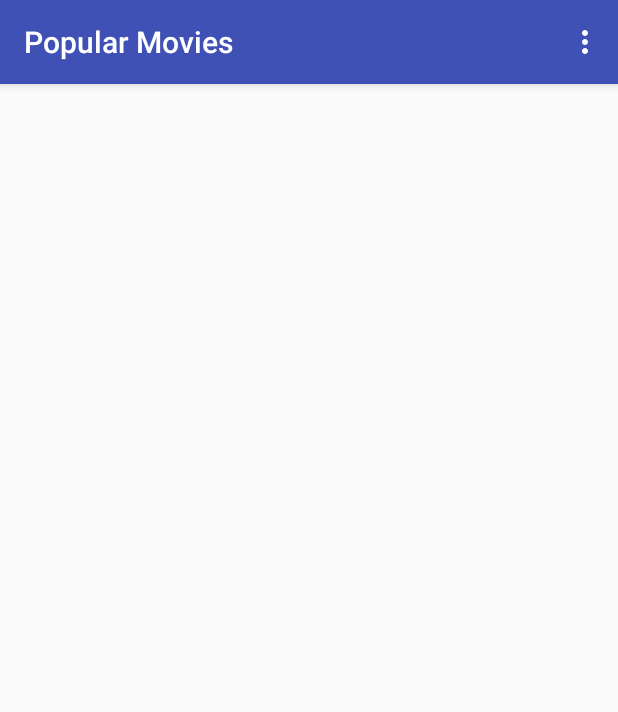
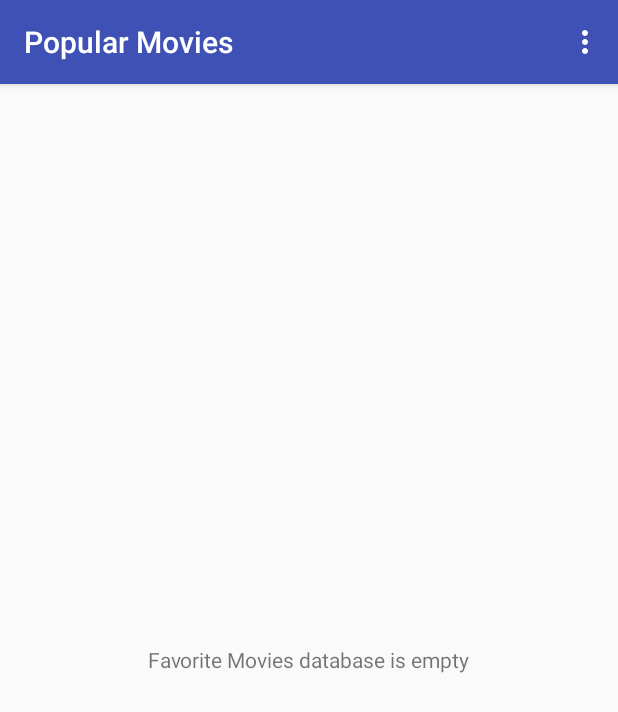
Before and after one commit to IrmantasCivilis/PopularMovies, an Android app: the screen it shows after launch (MainActivity), in the options menu, after a tap on "Favorite movies", on a phone screen of 412 x 824 dp. Shown: the top 712 px of the screen. Run offline under Robolectric (Android 15) with nearby library versions, the phone set to English and light mode, and no system bars; our stand-ins replace Picasso; pictures from the network do not load.

```diff
--- a/app/src/main/java/com/example/android/popularmovies/DetailActivity.java
+++ b/app/src/main/java/com/example/android/popularmovies/DetailActivity.java
@@ -14,6 +14,7 @@ import android.view.View;
 import android.widget.CompoundButton;
 import android.widget.ImageView;
 import android.widget.TextView;
+import android.widget.Toast;
 import android.widget.ToggleButton;
 import com.example.android.popularmovies.data.FavoriteContract;
 import com.squareup.picasso.Picasso;
@@ -34,7 +35,7 @@ import java.util.List;
     private static final String IMAGE_SIZE = "w185/";
     private static final String BASE_IMAGE_URL = "https://image.tmdb.org/t/p/";
 
-    private static final String API_KEY = "";
+    private static final String API_KEY = "api_key=2f059ae774dbbac544f51f038a3644c8";
     private static final String TMDB_REQUEST_URL = "https://api.themoviedb.org/3/movie/";
     private static final String VIDEOS = "/videos?";
     private static final String TRAILER_REQUEST_URL = "https://www.youtube.com/watch?v=";
@@ -86,6 +87,8 @@ import java.util.List;
                     values.put(FavoriteContract.FavoriteEntry.COLUMN_MOVIE_ID, movieId);
 
                     getContentResolver().insert(FavoriteContract.FavoriteEntry.CONTENT_URI, values);
+
+                    Toast.makeText(DetailActivity.this, "Added to favorite", Toast.LENGTH_SHORT).show();
 
                 } else {
 
--- a/app/src/main/java/com/example/android/popularmovies/MainActivity.java
+++ b/app/src/main/java/com/example/android/popularmovies/MainActivity.java
@@ -33,7 +33,7 @@ public class MainActivity extends AppCompatActivity
     public static final String LOG_TAG = MainActivity.class.getName();
     private static final int MOVIE_LOADER_ID = 1;
     private static final int CURSOR_LOADER_ID = 4;
-    private static final String API_KEY = "";
+    private static final String API_KEY = "api_key=2f059ae774dbbac544f51f038a3644c8";
     private static final String TMDB_REQUEST_URL = "https://api.themoviedb.org/3/movie/";
     private static final String POPULAR = "popular?";
     private static final String TOP_RATED = "top_rated?";
@@ -113,12 +113,17 @@ public class MainActivity extends AppCompatActivity
         if (loaderId == MOVIE_LOADER_ID) {
             mAdapter.clearAdapter();
 
-            if ((List<Movie>) o != null) {
+            if ( o != null) {
                 mAdapter.setMovieData((List<Movie>) o);
             }
         } else if (loaderId == CURSOR_LOADER_ID) {
 
-            mCursorAdapter.swapCursor((Cursor) o);
+            if ( o == null) {
+                mEmptyTextView.setVisibility(View.VISIBLE);
+                mEmptyTextView.setText("Favorite Movies database is empty");
+            } else {
+                mCursorAdapter.swapCursor((Cursor) o);
+            }
         }
     }
 
@@ -203,7 +208,7 @@ public class MainActivity extends AppCompatActivity
                 mAdapter.clearAdapter();
                 FavoriteCursorAdapter cursorAdapter = new FavoriteCursorAdapter(this, null);
                 mListView.setAdapter(cursorAdapter);
-                getLoaderManager().initLoader(CURSOR_LOADER_ID, null,MainActivity.this);
+                getLoaderManager().restartLoader(CURSOR_LOADER_ID, null,MainActivity.this);
 
                 //if (mCursor.getCount() == 0) {
                 //    mEmptyTextView.setVisibility(View.VISIBLE);
```
Also changed, not shown: app/src/main/res/layout/list_view_item.xml (added, +11 -0 lines), app/src/main/res/drawable-hdpi/ic_play_arrow_black_24dp.png (added), app/src/main/res/drawable-mdpi/ic_play_arrow_black_24dp.png (added), app/src/main/res/drawable-xhdpi/ic_play_arrow_black_24dp.png (added), app/src/main/res/drawable-xxhdpi/ic_play_arrow_black_24dp.png (added), app/src/main/res/drawable-xxxhdpi/ic_play_arrow_black_24dp.png (added).
